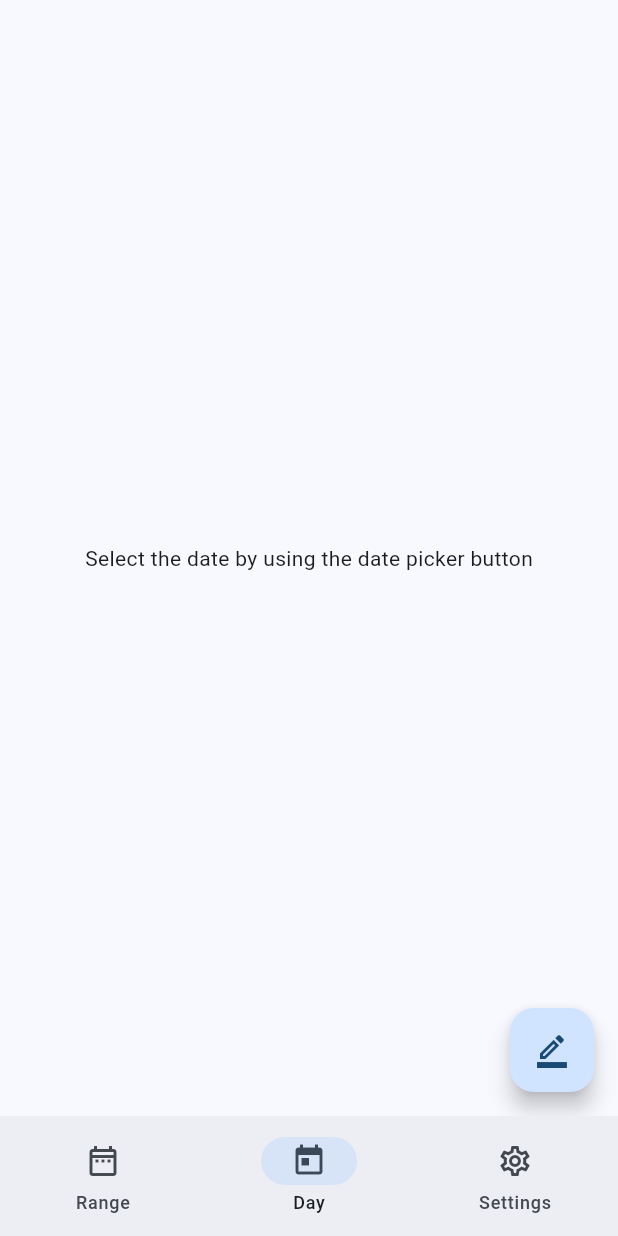
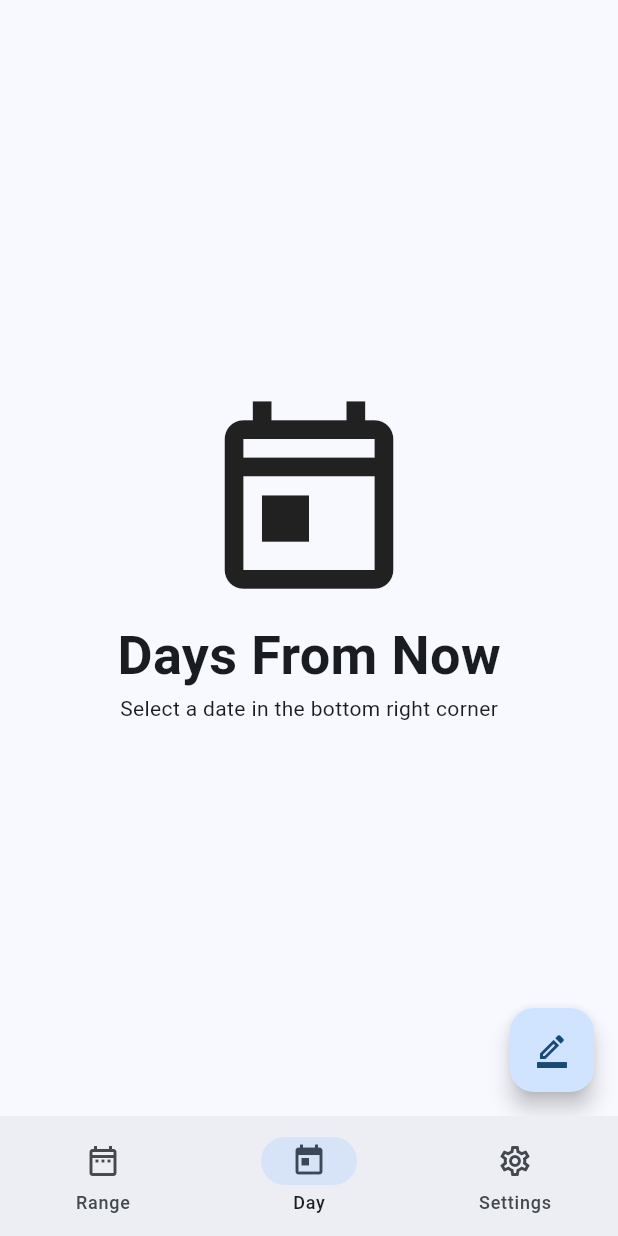
Before and after one commit to WinsDominoes/dateapp, a Flutter app: the screen it shows after launch, item 2 of the bottom bar chosen, on a phone screen of 412 x 824 dp. Run offline on Flutter 3.47's test engine with Material 3 defaults, Android fonts, the phone set to English and light mode, and no system bars; drawn by our look-alikes of dynamic_color; our stand-ins replace flutter_svg.

Commit message:
Final UI cleanup

```diff
--- a/lib/constants/info.dart
+++ b/lib/constants/info.dart
@@ -1,2 +1,3 @@
 const String versionString = "0.0.7";
 const String iconPath = "assets/app_icons/net.winscloud.Datecalculator.svg";
+const String iconPathPng = "assets/app_icons/icon.png";
--- a/lib/main.dart
+++ b/lib/main.dart
@@ -39,19 +39,45 @@ class MyApp extends StatelessWidget {
           brightness: Brightness.dark,
         );
       }
+      final textTheme = Theme.of(context).textTheme;
 
       ThemeData lightTheme = ThemeData(
         colorScheme: lightColorScheme,
         useMaterial3: true,
+        navigationRailTheme: NavigationRailThemeData(
+          unselectedLabelTextStyle: TextStyle(
+              fontSize: textTheme.labelLarge?.fontSize, color: Colors.black),
+          unselectedIconTheme: const IconThemeData(
+            color: Colors.black,
+          ),
+          selectedLabelTextStyle: TextStyle(
+            fontSize: textTheme.labelLarge?.fontSize,
+            color: Colors.black,
+          ),
+          selectedIconTheme: const IconThemeData(
+            color: Colors.black,
+          ),
+        ),
       );
 
       ThemeData darkTheme = ThemeData(
         brightness: Brightness.dark,
         colorScheme: darkColorScheme,
         useMaterial3: true,
-        navigationRailTheme: const NavigationRailThemeData(
-            unselectedLabelTextStyle: TextStyle(fontSize: 13),
-            selectedLabelTextStyle: TextStyle(fontSize: 13)),
+        navigationRailTheme: NavigationRailThemeData(
+          unselectedLabelTextStyle: TextStyle(
+              fontSize: textTheme.labelLarge?.fontSize, color: Colors.white),
+          unselectedIconTheme: const IconThemeData(
+            color: Colors.white,
+          ),
+          selectedLabelTextStyle: TextStyle(
+            fontSize: textTheme.labelLarge?.fontSize,
+            color: Colors.white,
+          ),
+          selectedIconTheme: const IconThemeData(
+            color: Colors.white,
+          ),
+        ),
       );
 
       return MaterialApp(
@@ -91,6 +117,8 @@ class _MyHomePageState extends State<MyHomePage> {
     double screenWidth = MediaQuery.of(context).size.width;
     bool extendedValue = true;
     NavigationRailLabelType labelType = NavigationRailLabelType.none;
+    final textTheme = Theme.of(context).textTheme;
+
     Widget leading = const Visibility(
       visible: false,
       child: SizedBox.shrink(),
@@ -107,9 +135,11 @@ class _MyHomePageState extends State<MyHomePage> {
         child: Column(
           children: [
             SvgPicture.asset(iconPath, semanticsLabel: 'Date Calculator Logo'),
-            const Text(
+            Text(
               "Date Calculator",
-              style: TextStyle(fontWeight: FontWeight.bold, fontSize: 30.0),
+              style: TextStyle(
+                  fontWeight: FontWeight.bold,
+                  fontSize: textTheme.headlineLarge?.fontSize),
             ),
             const SizedBox(
               height: 5,
--- a/lib/pages/day.dart
+++ b/lib/pages/day.dart
@@ -32,6 +32,8 @@ class _DayScreenState extends State<DayScreen> {
     }
 
     final pickedDate = _selectedDate ?? DateTime.now();
+    final textTheme = Theme.of(context).textTheme;
+
     // List<int> diffYMD = GregorianDate.differenceInYearsMonthsDays(DateTime.now(), pickedDate);
     int diffD = GregorianDate.differenceInDays(DateTime.now(), pickedDate);
     List<int> diffYMD = GregorianDate.differenceInYearsMonthsDays(diffD);
@@ -44,61 +46,81 @@ class _DayScreenState extends State<DayScreen> {
 
     dynamic pickedDateString =
         DateFormat("EEEE, d MMM yyyy").format(pickedDate).toString();
-    dynamic todayString =
-        DateFormat("EEEE, d MMM yyyy").format(DateTime.now()).toString();
 
     return Scaffold(
       body: _selectedDate == null
-          ? const Padding(
-              padding: EdgeInsets.all(30),
+          ? Padding(
+              padding: const EdgeInsets.all(16),
               child: Center(
-                child: Text('Select the date by using the date picker button'),
+                child: Column(
+                  mainAxisSize: MainAxisSize.min,
+                  crossAxisAlignment: CrossAxisAlignment.center,
+                  children: [
+                    const Icon(
+                      Icons.today_outlined,
+                      size: 150,
+                    ),
+                    Text('Days From Now',
+                        style: TextStyle(
+                            fontSize: textTheme.displaySmall?.fontSize,
+                            fontWeight: FontWeight.bold)),
+                    Text('Select a date in the bottom right corner',
+                        style: TextStyle(
+                          fontSize: textTheme.bodyMedium?.fontSize,
+                        ))
+                  ],
+                ),
               ),
             )
           : Padding(
-              padding: const EdgeInsets.all(30),
-              child: Center(
+              padding: const EdgeInsets.all(16),
+              child: ListView(children: [
+                Container(
+                    alignment: Alignment.centerLeft,
+                    child: Row(
+                      children: <Widget>[
+                        Text("Results",
+                            style: TextStyle(
+                                fontSize: textTheme.displayMedium?.fontSize,
+                                fontWeight: FontWeight.bold))
+                      ],
+                    )),
+                Card(
+                    elevation: 4,
+                    child: Padding(
+                        padding: const EdgeInsets.all(16),
+                        child: SizedBox(
+                          width: double.infinity,
                           child: Column(
+                            mainAxisSize: MainAxisSize.min,
                             crossAxisAlignment: CrossAxisAlignment.start,
                             children: [
-                    const Text("Dates",
+                              Text(
+                                "$pickedDateString is",
                                 style: TextStyle(
-                            fontSize: 30, fontWeight: FontWeight.bold)),
-                    const Text("Chosen Date", style: TextStyle(fontSize: 14)),
-                    Text(
-                      pickedDateString,
-                      style: const TextStyle(
-                          fontSize: 22, fontWeight: FontWeight.bold),
+                                    fontSize:
+                                        textTheme.headlineSmall?.fontSize),
                               ),
-                    const SizedBox(height: 5),
-                    const Text("Today", style: TextStyle(fontSize: 14)),
-                    Text(
-                      todayString,
-                      style: const TextStyle(
-                          fontSize: 22, fontWeight: FontWeight.bold),
-                    ),
-                    const SizedBox(height: 20),
-                    const Text("Difference",
-                        style: TextStyle(
-                            fontSize: 30, fontWeight: FontWeight.bold)),
-                    Text(pickedDateString,
-                        style: const TextStyle(fontSize: 14)),
                               Text(
                                   "${diffYMD[3]} days \n${diffYMD[2]} weeks \n${diffYMD[1]} months\n${diffYMD[0]} years",
-                        style: const TextStyle(
-                            fontSize: 24, fontWeight: FontWeight.bold)),
-                    Text(period, style: const TextStyle(fontSize: 14)),
-                    const SizedBox(
-                      height: 20,
-                    ),
-                    const Text("Or in total is",
-                        style: TextStyle(fontSize: 14)),
+                                  style: TextStyle(
+                                      fontSize:
+                                          textTheme.headlineMedium?.fontSize,
+                                      fontWeight: FontWeight.bold)),
+                              const SizedBox(height: 10),
+                              Text("or in total of",
+                                  style: TextStyle(
+                                      fontSize:
+                                          textTheme.titleMedium?.fontSize)),
                               Text("$diffD days $period",
-                        style: const TextStyle(
-                            fontSize: 24, fontWeight: FontWeight.bold)),
+                                  style: TextStyle(
+                                      fontSize:
+                                          textTheme.headlineMedium?.fontSize,
+                                      fontWeight: FontWeight.bold)),
                             ],
                           ),
-              )),
+                        ))),
+              ])),
       // This button is used to show the date range picker
       floatingActionButton: FloatingActionButton(
         onPressed: showDateDialog,
```
Also changed, not shown: lib/pages/calendar.dart (+32 -19 lines), lib/pages/settings.dart (+17 -2 lines), lib/widgets/dialogs/about.dart (+8 -4 lines), lib/widgets/dialogs/community.dart (+11 -6 lines), 1 other file. Lines whose indentation alone changed are shown as unchanged.
